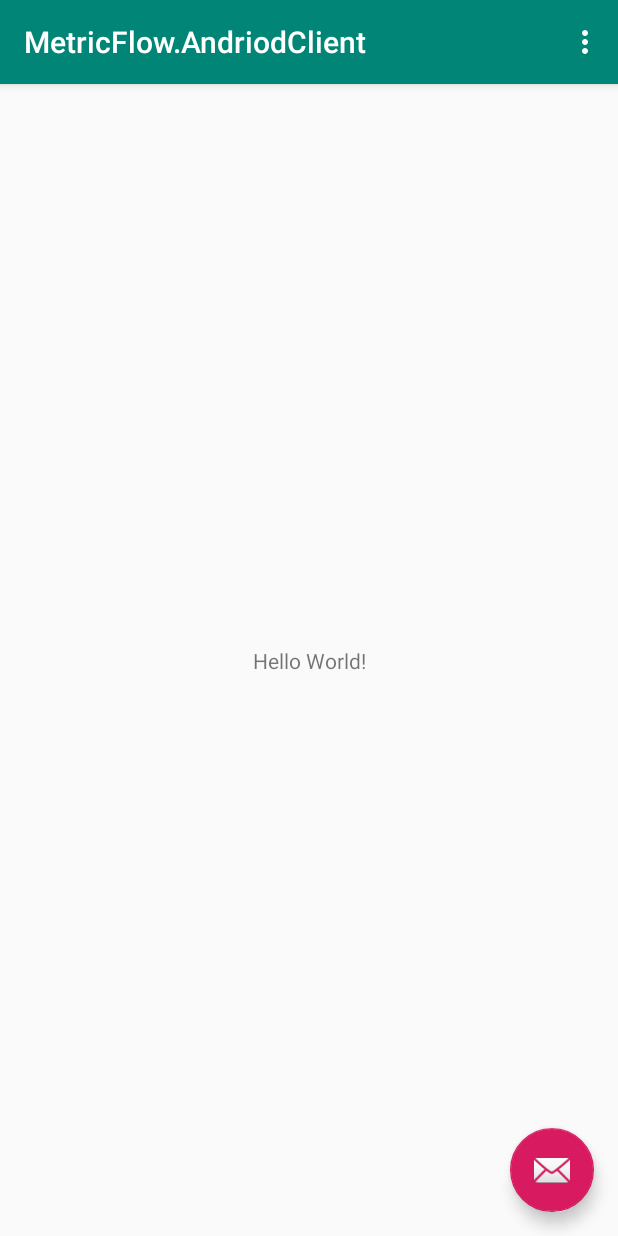
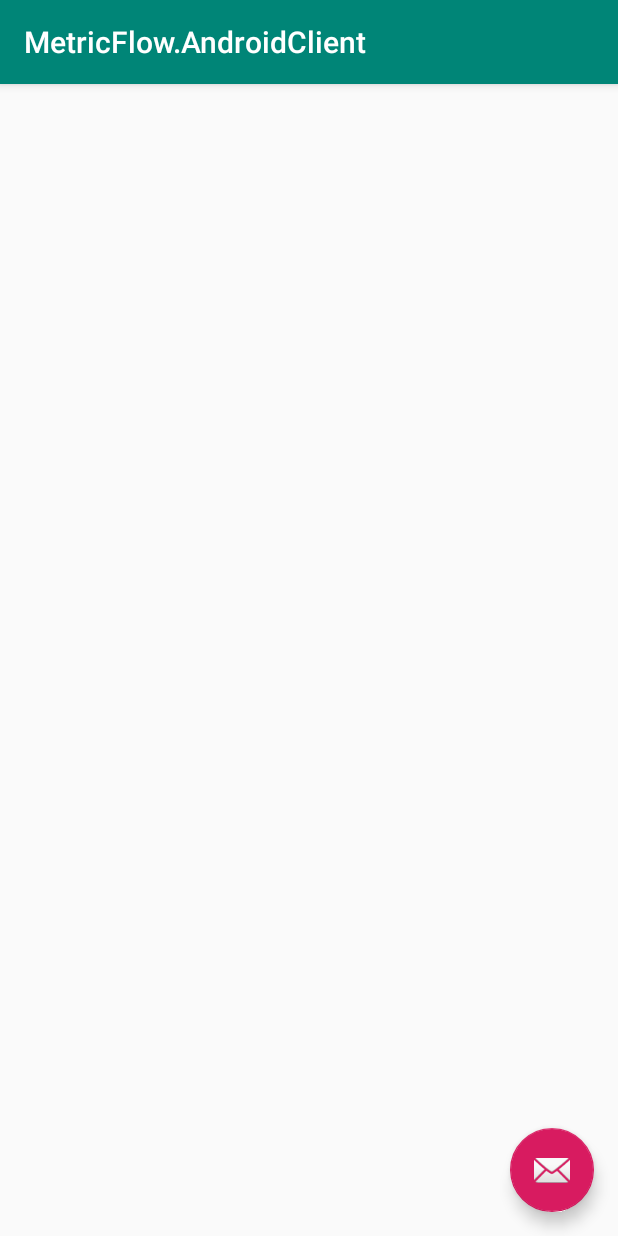
Before and after one commit to outworkAnton/MetricFlowAndroidClient, an Android app: the screen it shows after launch (MainFlowActivity before the commit, MainActivity after it), on a phone screen of 412 x 824 dp. Run offline under Robolectric (Android 15) with nearby library versions, the phone set to English and light mode, and no system bars.

Commit message:
Initial refactorings

```diff
--- a/app/build.gradle
+++ b/app/build.gradle
@@ -7,7 +7,7 @@ apply plugin: 'kotlin-android-extensions'
 android {
     compileSdkVersion 28
     defaultConfig {
-        applicationId "outwork.metricflowandriodclient"
+        applicationId "outwork.metricflowandroidclient"
         minSdkVersion 21
         targetSdkVersion 28
         versionCode 1
@@ -34,7 +34,7 @@ android {
 
 dependencies {
     implementation fileTree(dir: 'libs', include: ['*.jar'])
-    implementation"org.jetbrains.kotlin:kotlin-stdlib-jdk7:$kotlin_version"
+    implementation "org.jetbrains.kotlin:kotlin-stdlib-jdk7:$kotlin_version"
     implementation 'com.android.support:appcompat-v7:28.0.0'
     implementation 'com.android.support.constraint:constraint-layout:1.1.3'
     implementation 'com.android.support:design:28.0.0'
--- a/app/src/main/java/outwork/metricflowandriodclient/MainFlowActivity.kt
+++ /dev/null
@@ -1,57 +0,0 @@
-package outwork.metricflowandriodclient
-
-import android.os.Bundle
-import android.support.design.widget.Snackbar
-import android.support.v7.app.AppCompatActivity;
-import android.view.Menu
-import android.view.MenuItem
-
-import kotlinx.android.synthetic.main.activity_main_flow.*
-import kotlinx.android.synthetic.main.content_main_flow.*
-
-class MainFlowActivity : AppCompatActivity() {
-
-    override fun onCreate(savedInstanceState: Bundle?) {
-        super.onCreate(savedInstanceState)
-        setContentView(R.layout.activity_main_flow)
-        setSupportActionBar(toolbar)
-
-        fab.setOnClickListener { view ->
-            Snackbar.make(view, "Replace with your own action", Snackbar.LENGTH_LONG)
-                    .setAction("Action", null).show()
-        }
-
-        // Example of a call to a native method
-        sample_text.text = stringFromJNI()
-    }
-
-    override fun onCreateOptionsMenu(menu: Menu): Boolean {
-        // Inflate the menu; this adds items to the action bar if it is present.
-        menuInflater.inflate(R.menu.menu_main_flow, menu)
-        return true
-    }
-
-    override fun onOptionsItemSelected(item: MenuItem): Boolean {
-        // Handle action bar item clicks here. The action bar will
-        // automatically handle clicks on the Home/Up button, so long
-        // as you specify a parent activity in AndroidManifest.xml.
-        return when (item.itemId) {
-            R.id.action_settings -> true
-            else -> super.onOptionsItemSelected(item)
-        }
-    }
-
-    /**
-     * A native method that is implemented by the 'native-lib' native library,
-     * which is packaged with this application.
-     */
-    external fun stringFromJNI(): String
-
-    companion object {
-
-        // Used to load the 'native-lib' library on application startup.
-        init {
-            System.loadLibrary("native-lib")
-        }
-    }
-}
--- /dev/null
+++ b/app/src/main/java/outwork/metricflowandroidclient/MainActivity.kt
@@ -0,0 +1,21 @@
+package outwork.metricflowandroidclient
+
+import android.os.Bundle
+import android.support.design.widget.Snackbar
+import android.support.v7.app.AppCompatActivity;
+
+import kotlinx.android.synthetic.main.main.*
+class MainActivity : AppCompatActivity() {
+
+    override fun onCreate(savedInstanceState: Bundle?) {
+        super.onCreate(savedInstanceState)
+        setContentView(R.layout.main)
+        setSupportActionBar(toolbar)
+
+        fab.setOnClickListener { view ->
+            Snackbar.make(view, "Replace with your own action", Snackbar.LENGTH_LONG)
+                    .setAction("Action", null).show()
+        }
+    }
+
+}
--- /dev/null
+++ b/app/src/main/res/layout/content_main.xml
@@ -0,0 +1,12 @@
+<?xml version="1.0" encoding="utf-8"?>
+<android.support.constraint.ConstraintLayout
+    xmlns:android="http://schemas.android.com/apk/res/android"
+    xmlns:tools="http://schemas.android.com/tools"
+    xmlns:app="http://schemas.android.com/apk/res-auto"
+    android:layout_width="match_parent"
+    android:layout_height="match_parent"
+    app:layout_behavior="@string/appbar_scrolling_view_behavior"
+    tools:showIn="@layout/main"
+    tools:context=".MainActivity">
+
+</android.support.constraint.ConstraintLayout>
--- a/app/src/main/res/layout/content_main_flow.xml
+++ /dev/null
@@ -1,21 +0,0 @@
-<?xml version="1.0" encoding="utf-8"?>
-<android.support.constraint.ConstraintLayout xmlns:android="http://schemas.android.com/apk/res/android"
-    xmlns:app="http://schemas.android.com/apk/res-auto"
-    xmlns:tools="http://schemas.android.com/tools"
-    android:layout_width="match_parent"
-    android:layout_height="match_parent"
-    app:layout_behavior="@string/appbar_scrolling_view_behavior"
-    tools:context=".MainFlowActivity"
-    tools:showIn="@layout/activity_main_flow">
-
-    <TextView
-        android:id="@+id/sample_text"
-        android:layout_width="wrap_content"
-        android:layout_height="wrap_content"
-        android:text="Hello World!"
-        app:layout_constraintBottom_toBottomOf="parent"
-        app:layout_constraintLeft_toLeftOf="parent"
-        app:layout_constraintRight_toRightOf="parent"
-        app:layout_constraintTop_toTopOf="parent" />
-
-</android.support.constraint.ConstraintLayout>
--- a/app/src/main/res/layout/activity_main_flow.xml
+++ b/app/src/main/res/layout/main.xml
@@ -1,14 +1,15 @@
 <?xml version="1.0" encoding="utf-8"?>
-<android.support.design.widget.CoordinatorLayout xmlns:android="http://schemas.android.com/apk/res/android"
+<android.support.design.widget.CoordinatorLayout
+    xmlns:android="http://schemas.android.com/apk/res/android"
     xmlns:app="http://schemas.android.com/apk/res-auto"
     xmlns:tools="http://schemas.android.com/tools"
     android:layout_width="match_parent"
     android:layout_height="match_parent"
-    tools:context=".MainFlowActivity">
+    tools:context=".MainActivity">
 
     <android.support.design.widget.AppBarLayout
+        android:layout_height="wrap_content"
         android:layout_width="match_parent"
-        android:layout_height="wrap_content"
         android:theme="@style/AppTheme.AppBarOverlay">
 
         <android.support.v7.widget.Toolbar
@@ -20,7 +21,7 @@
 
     </android.support.design.widget.AppBarLayout>
 
-    <include layout="@layout/content_main_flow" />
+    <include layout="@layout/content_main"/>
 
     <android.support.design.widget.FloatingActionButton
         android:id="@+id/fab"
--- a/app/src/main/res/menu/menu_main_flow.xml
+++ /dev/null
@@ -1,10 +0,0 @@
-<menu xmlns:android="http://schemas.android.com/apk/res/android"
-    xmlns:app="http://schemas.android.com/apk/res-auto"
-    xmlns:tools="http://schemas.android.com/tools"
-    tools:context="outwork.metricflowandriodclient.MainFlowActivity">
-    <item
-        android:id="@+id/action_settings"
-        android:orderInCategory="100"
-        android:title="@string/action_settings"
-        app:showAsAction="never" />
-</menu>
--- a/app/src/main/res/values/strings.xml
+++ b/app/src/main/res/values/strings.xml
@@ -1,4 +1,5 @@
 <resources>
-    <string name="app_name">MetricFlow.AndriodClient</string>
+    <string name="app_name">MetricFlow.AndroidClient</string>
     <string name="action_settings">Settings</string>
+    <string name="title_activity_main">MainActivity</string>
 </resources>
--- a/app/src/main/res/values/styles.xml
+++ b/app/src/main/res/values/styles.xml
@@ -13,8 +13,8 @@
         <item name="windowNoTitle">true</item>
     </style>
 
-    <style name="AppTheme.AppBarOverlay" parent="ThemeOverlay.AppCompat.Dark.ActionBar" />
+    <style name="AppTheme.AppBarOverlay" parent="ThemeOverlay.AppCompat.Dark.ActionBar"/>
 
-    <style name="AppTheme.PopupOverlay" parent="ThemeOverlay.AppCompat.Light" />
+    <style name="AppTheme.PopupOverlay" parent="ThemeOverlay.AppCompat.Light"/>
 
 </resources>
```
Also changed, not shown: app/src/main/AndroidManifest.xml (+4 -4 lines), 2 other files.
